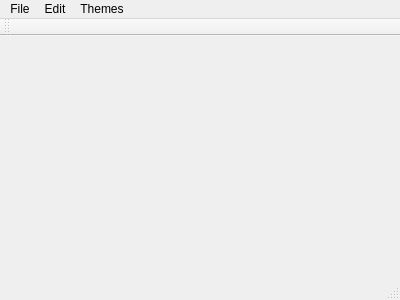
Above: SpriteEditor/mainwindow.ui from MegaSonic/SpriteEditor before the change. Below: the same form after it.
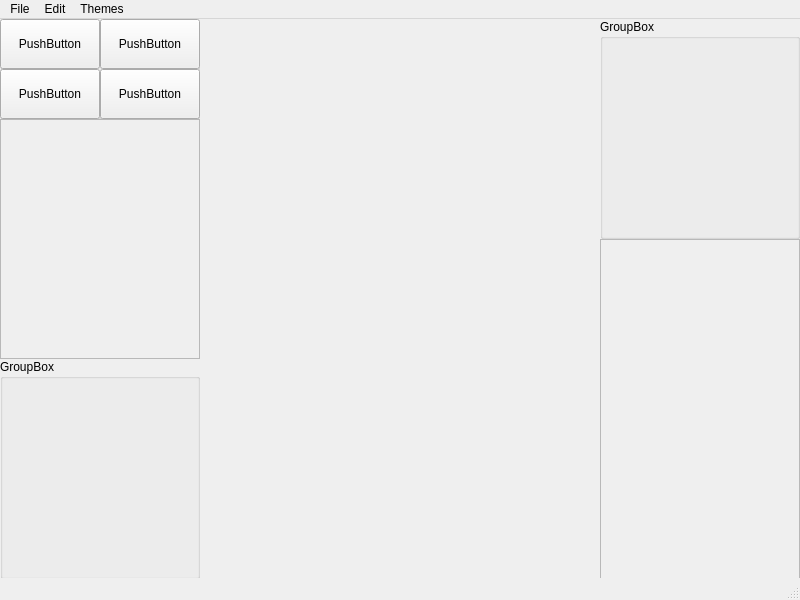
That is the form after the change.

Commit message: Added some basic widgets to main ui

Diff of the .ui file:
```diff
--- a/SpriteEditor/mainwindow.ui
+++ b/SpriteEditor/mainwindow.ui
@@ -6,20 +6,177 @@
    <rect>
     <x>0</x>
     <y>0</y>
-    <width>400</width>
-    <height>300</height>
+    <width>800</width>
+    <height>600</height>
    </rect>
   </property>
+  <property name="minimumSize">
+   <size>
+    <width>640</width>
+    <height>480</height>
+   </size>
+  </property>
   <property name="windowTitle">
    <string>MainWindow</string>
   </property>
-  <widget class="QWidget" name="centralWidget"/>
+  <widget class="QWidget" name="centralWidget">
+   <widget class="QGroupBox" name="groupBox">
+    <property name="geometry">
+     <rect>
+      <x>0</x>
+      <y>0</y>
+      <width>200</width>
+      <height>100</height>
+     </rect>
+    </property>
+    <property name="title">
+     <string>GroupBox</string>
+    </property>
+    <widget class="QPushButton" name="pushButton_2">
+     <property name="geometry">
+      <rect>
+       <x>100</x>
+       <y>0</y>
+       <width>100</width>
+       <height>50</height>
+      </rect>
+     </property>
+     <property name="text">
+      <string>PushButton</string>
+     </property>
+    </widget>
+    <widget class="QPushButton" name="pushButton_4">
+     <property name="geometry">
+      <rect>
+       <x>100</x>
+       <y>50</y>
+       <width>100</width>
+       <height>50</height>
+      </rect>
+     </property>
+     <property name="text">
+      <string>PushButton</string>
+     </property>
+    </widget>
+    <widget class="QPushButton" name="pushButton_3">
+     <property name="geometry">
+      <rect>
+       <x>0</x>
+       <y>50</y>
+       <width>100</width>
+       <height>50</height>
+      </rect>
+     </property>
+     <property name="text">
+      <string>PushButton</string>
+     </property>
+    </widget>
+    <widget class="QPushButton" name="pushButton">
+     <property name="geometry">
+      <rect>
+       <x>0</x>
+       <y>0</y>
+       <width>100</width>
+       <height>50</height>
+      </rect>
+     </property>
+     <property name="styleSheet">
+      <string notr="true"/>
+     </property>
+     <property name="text">
+      <string>PushButton</string>
+     </property>
+    </widget>
+   </widget>
+   <widget class="QScrollArea" name="scrollArea">
+    <property name="geometry">
+     <rect>
+      <x>0</x>
+      <y>100</y>
+      <width>200</width>
+      <height>240</height>
+     </rect>
+    </property>
+    <property name="widgetResizable">
+     <bool>true</bool>
+    </property>
+    <widget class="QWidget" name="scrollAreaWidgetContents">
+     <property name="geometry">
+      <rect>
+       <x>0</x>
+       <y>0</y>
+       <width>198</width>
+       <height>238</height>
+      </rect>
+     </property>
+    </widget>
+   </widget>
+   <widget class="QGroupBox" name="groupBox_2">
+    <property name="geometry">
+     <rect>
+      <x>0</x>
+      <y>340</y>
+      <width>200</width>
+      <height>220</height>
+     </rect>
+    </property>
+    <property name="title">
+     <string>GroupBox</string>
+    </property>
+   </widget>
+   <widget class="QGroupBox" name="groupBox_3">
+    <property name="geometry">
+     <rect>
+      <x>600</x>
+      <y>0</y>
+      <width>200</width>
+      <height>220</height>
+     </rect>
+    </property>
+    <property name="title">
+     <string>GroupBox</string>
+    </property>
+   </widget>
+   <widget class="QScrollArea" name="scrollArea_2">
+    <property name="geometry">
+     <rect>
+      <x>600</x>
+      <y>220</y>
+      <width>200</width>
+      <height>340</height>
+     </rect>
+    </property>
+    <property name="widgetResizable">
+     <bool>true</bool>
+    </property>
+    <widget class="QWidget" name="scrollAreaWidgetContents_2">
+     <property name="geometry">
+      <rect>
+       <x>0</x>
+       <y>0</y>
+       <width>198</width>
+       <height>338</height>
+      </rect>
+     </property>
+    </widget>
+   </widget>
+   <widget class="QWidget" name="widget" native="true">
+    <property name="geometry">
+     <rect>
+      <x>200</x>
+      <y>0</y>
+      <width>400</width>
+      <height>540</height>
+     </rect>
+    </property>
+   </widget>
+  </widget>
   <widget class="QMenuBar" name="menuBar">
    <property name="geometry">
     <rect>
      <x>0</x>
      <y>0</y>
-     <width>400</width>
+     <width>800</width>
      <height>21</height>
     </rect>
    </property>
@@ -46,14 +203,6 @@
    <addaction name="menuEdit"/>
    <addaction name="menuThemes"/>
   </widget>
-  <widget class="QToolBar" name="mainToolBar">
-   <attribute name="toolBarArea">
-    <enum>TopToolBarArea</enum>
-   </attribute>
-   <attribute name="toolBarBreak">
-    <bool>false</bool>
-   </attribute>
-  </widget>
   <widget class="QStatusBar" name="statusBar"/>
   <action name="actionNew">
    <property name="text">
```
The commit also changes 3 other files.
